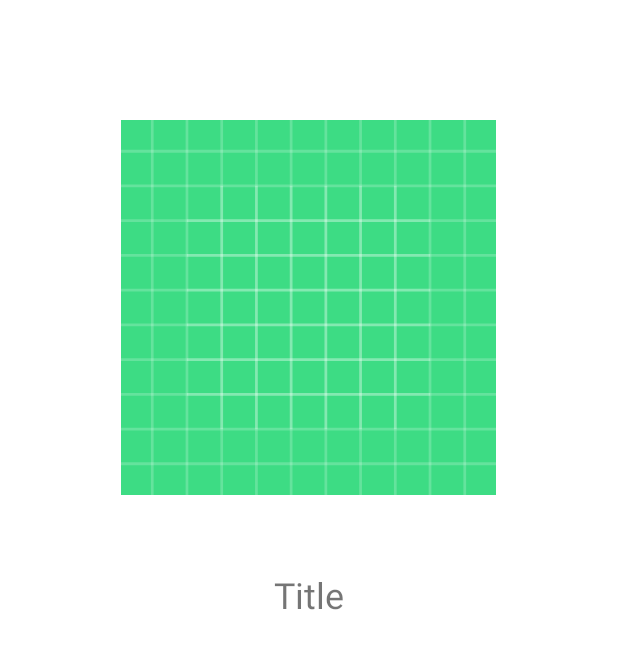
After one commit to EldiarKubanychbelov/TaskApp3.1, an Android app: the layout pager_board.xml on its own in the app's theme, with its tools: preview values and no code run, on a phone screen of 412 x 824 dp. The commit adds this screen. Shown: the top 649 px of the screen. Run offline under Robolectric (Android 15) with nearby library versions, the phone set to English and light mode, and no system bars.

Commit message:
Выполнил 3 ДЗ.

```diff
--- a/app/build.gradle
+++ b/app/build.gradle
@@ -45,7 +45,8 @@ dependencies {
     implementation 'de.hdodenhof:circleimageview:3.1.0'
 
     implementation "androidx.fragment:fragment:1.3.3"
-
+    // Добавлена библиотека
+    implementation 'com.tbuonomo:dotsindicator:4.2'
 
 
 }
--- a/app/src/main/java/com/example/taskapp31/TaskFragment.java
+++ b/app/src/main/java/com/example/taskapp31/TaskFragment.java
@@ -33,8 +33,6 @@ public class TaskFragment extends Fragment {
             public void onClick(View v) {
                 save();
             }
-
-
         });
     }
 
--- a/app/src/main/java/com/example/taskapp31/models/Task.java
+++ b/app/src/main/java/com/example/taskapp31/models/Task.java
@@ -18,4 +18,5 @@ public class Task implements Serializable {
     public void setTitle(String title) {
         this.title = title;
     }
+
 }
--- /dev/null
+++ b/app/src/main/java/com/example/taskapp31/ui/onboard/OnBoarding.java
@@ -0,0 +1,4 @@
+package com.example.taskapp31.ui.onboard;
+
+public class OnBoarding {
+}
--- /dev/null
+++ b/app/src/main/res/layout/pager_board.xml
@@ -0,0 +1,38 @@
+<?xml version="1.0" encoding="utf-8"?>
+<RelativeLayout
+    xmlns:android="http://schemas.android.com/apk/res/android"
+    android:layout_width="match_parent"
+    android:layout_height="match_parent">
+
+    <ImageView
+        android:id="@+id/img_logo"
+        android:layout_width="250dp"
+        android:layout_height="250dp"
+        android:layout_centerHorizontal="true"
+        android:layout_marginTop="80dp"
+        android:src="@drawable/ic_launcher_background" />
+
+    <TextView
+        android:id="@+id/txt_title"
+        android:text="Title"
+        android:textSize="24dp"
+        android:layout_marginTop="380dp"
+        android:layout_centerHorizontal="true"
+        android:gravity="center"
+        android:layout_width="wrap_content"
+        android:layout_height="wrap_content"/>
+
+    <Button
+        android:id="@+id/btn_finish"
+        android:text="finish"
+        android:visibility="invisible"
+        android:layout_marginTop="470dp"
+        android:padding="19dp"
+        android:layout_centerHorizontal="true"
+        android:layout_width="300dp"
+        android:layout_height="wrap_content"/>
+
+
+
+
+</RelativeLayout>
--- a/app/src/main/res/navigation/mobile_navigation.xml
+++ b/app/src/main/res/navigation/mobile_navigation.xml
@@ -31,5 +31,10 @@
         android:name="com.example.taskapp31.TaskFragment"
         android:label="fragment_task"
         tools:layout="@layout/fragment_task" />
+    <fragment
+        android:id="@+id/boardFragment"
+        android:name="com.example.taskapp31.ui.onboard.BoardFragment"
+        android:label="fragment_board"
+        tools:layout="@layout/fragment_board" />
 
 </navigation>
```
Also changed, not shown: app/src/main/java/com/example/taskapp31/MainActivity.java (+80 -0 lines), app/src/main/java/com/example/taskapp31/ui/home/HomeFragment.java (+2 -6 lines), app/src/main/java/com/example/taskapp31/ui/home/TaskAdapter.java (+9 -4 lines), app/src/main/java/com/example/taskapp31/ui/onboard/BoardAdapter.java (added, +84 -0 lines), app/src/main/java/com/example/taskapp31/ui/onboard/BoardFragment.java (added, +84 -0 lines), app/src/main/res/layout/fragment_board.xml (added, +40 -0 lines), app/src/main/res/layout/list_task.xml (+10 -2 lines), app/src/main/res/drawable-v24/pitsa.jpg (added), app/src/main/res/drawable-v24/shaurma.jpg (added), app/src/main/res/drawable/gamburger.jpg (added).
